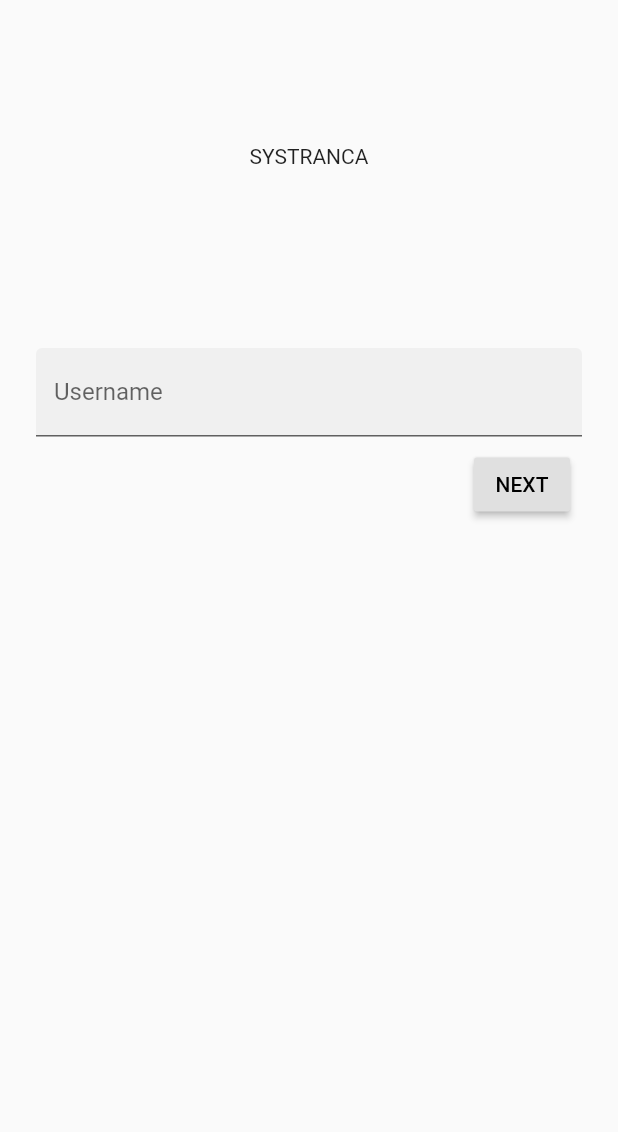
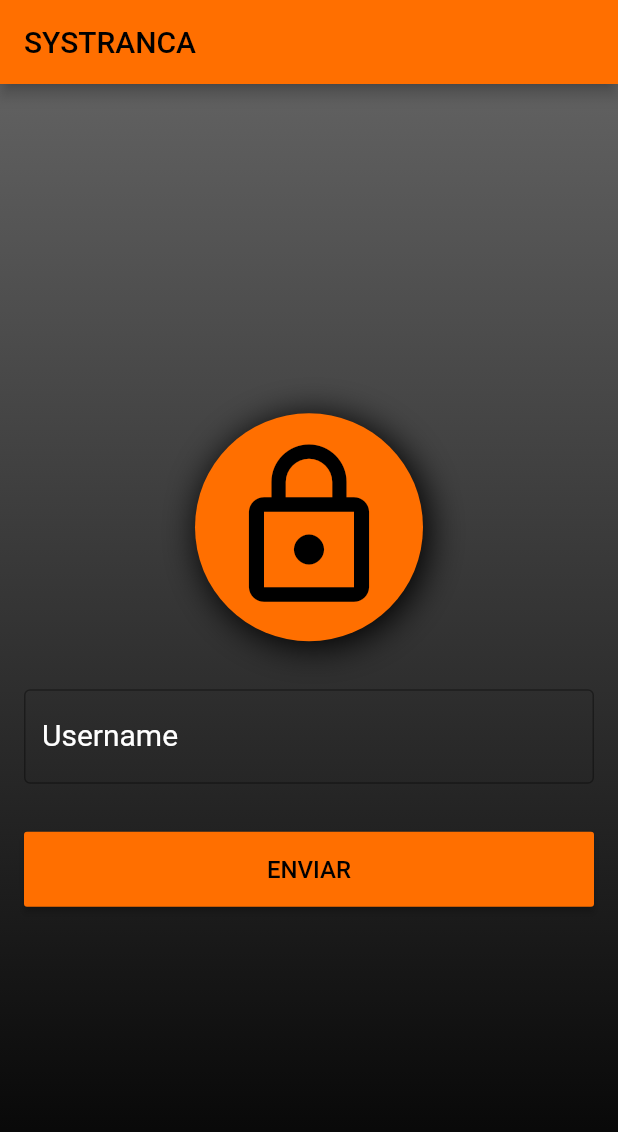
Before and after one commit to esron/systranca_app, a Flutter app: the screen it shows after launch, on a phone screen of 412 x 824 dp. Shown: the top 1132 px of the screen. Run offline on Flutter 3.47's test engine with Material 2 defaults, Android fonts, the light colour scheme and no system bars.

Commit message:
Ajusta pastas, arquivos e layout do login

```diff
--- a/lib/app.dart
+++ /dev/null
@@ -1,29 +0,0 @@
-import 'package:flutter/material.dart';
-
-import 'home.dart';
-import 'login.dart';
-
-class ShrineApp extends StatelessWidget {
-
-  @override
-  Widget build(BuildContext context) {
-    return MaterialApp(
-      title: 'Shrine',
-      home: HomePage(),
-      initialRoute: '/login',
-      onGenerateRoute: _getRoute,
-    );
-  }
-
-  Route<dynamic> _getRoute(RouteSettings settings) {
-    if (settings.name != '/login') {
-      return null;
-    }
-
-    return MaterialPageRoute<void>(
-      settings: settings,
-      builder: (BuildContext context) => LoginPage(),
-      fullscreenDialog: true,
-    );
-  }
-}
--- /dev/null
+++ b/lib/helpers/validators.dart
@@ -0,0 +1,6 @@
+String validateUsername(String username) {
+  if (username.isEmpty) {
+    return 'Insira um username';
+  }
+  return null;
+}
--- a/lib/home.dart
+++ /dev/null
@@ -1,15 +0,0 @@
-import 'package:flutter/material.dart';
-
-class HomePage extends StatelessWidget {
-  @override
-  Widget build(BuildContext context) {
-    return Scaffold(
-      appBar: AppBar(
-        title: Text('SysTranca'),
-      ),
-      body: Center(
-        child: Text('You did it!'),
-      ),
-    );
-  }
-}
--- a/lib/login.dart
+++ /dev/null
@@ -1,48 +0,0 @@
-import 'package:flutter/material.dart';
-
-class LoginPage extends StatefulWidget {
-  @override
-  _LoginPageState createState() => _LoginPageState();
-}
-
-class _LoginPageState extends State<LoginPage> {
-  final _usernameController = TextEditingController();
-
-  @override
-  Widget build(BuildContext context) {
-    return Scaffold(
-      body: SafeArea(
-        child: ListView(
-          padding: EdgeInsets.symmetric(horizontal: 24.0),
-          children: <Widget>[
-            SizedBox(height: 80.0),
-            Column(
-              children: <Widget>[
-                SizedBox(height: 16.0),
-                Text('SYSTRANCA'),
-              ],
-            ),
-            SizedBox(height: 120.0),
-            TextField(
-              controller: _usernameController,
-              decoration: InputDecoration(
-                filled: true,
-                labelText: 'Username',
-              ),
-            ),
-            ButtonBar(
-              children: <Widget>[
-                RaisedButton(
-                  child: Text('NEXT'),
-                  onPressed:(){
-                    Navigator.pop(context);
-                  }
-                ),
-              ],
-            )
-          ],
-        ),
-      ),
-    );
-  }
-}
--- a/lib/main.dart
+++ b/lib/main.dart
@@ -1,5 +1,14 @@
 import 'package:flutter/material.dart';
+import 'package:systranca_app/routes.dart';
 
-import 'package:systranca_app/app.dart';
+void main() {
+  String _initialRoute = '/';
 
-void main() => runApp(ShrineApp());
+  runApp(
+    MaterialApp(
+      title: 'Shrine',
+      initialRoute: _initialRoute,
+      routes: routes
+    )
+  );
+}
--- /dev/null
+++ b/lib/routes.dart
@@ -0,0 +1,6 @@
+import 'package:flutter/material.dart';
+import 'package:systranca_app/screens/login.dart';
+
+final routes = {
+  LoginScreen.tag: (BuildContext context) => LoginScreen(),
+};
--- /dev/null
+++ b/lib/screens/login.dart
@@ -0,0 +1,165 @@
+import 'package:flutter/material.dart';
+import 'package:systranca_app/helpers/validators.dart';
+import 'package:systranca_app/themes/login.dart';
+
+class LoginScreen extends StatefulWidget {
+  static String tag = '/';
+  @override
+  _LoginScreenState createState() => _LoginScreenState();
+}
+
+class _LoginScreenState extends State<LoginScreen> {
+  final GlobalKey<FormState> _formKey = GlobalKey<FormState>();
+  final TextEditingController _usernameController = TextEditingController();
+  final FocusNode _usernameFocus = FocusNode();
+
+  bool _isLogging = false;
+  bool _isLocked = true;
+
+  @override
+  void dispose() {
+    _usernameController.dispose();
+    super.dispose();
+  }
+
+  @override
+  Widget build(BuildContext context) {
+    return Scaffold(
+      appBar: AppBar(
+        title: Text(
+          'SYSTRANCA',
+          style: TextStyle(color: Colors.black),
+        ),
+        backgroundColor: Colors.amber[900],
+      ),
+      backgroundColor: Colors.transparent,
+      body: Theme(
+        data: loginTheme,
+        child: Builder(
+          builder: (BuildContext context) => Container(
+                decoration: BoxDecoration(
+                  gradient: LinearGradient(
+                    begin: Alignment.topCenter,
+                    end: Alignment.bottomCenter,
+                    colors: [
+                      Colors.grey[700],
+                      Colors.black,
+                    ],
+                  ),
+                ),
+                child: Center(
+                  child: _isLogging
+                      ? CircularProgressIndicator(
+                          valueColor:
+                              AlwaysStoppedAnimation<Color>(Colors.white),
+                        )
+                      : Form(
+                          key: _formKey,
+                          child: ListView(
+                            shrinkWrap: true,
+                            padding: EdgeInsets.symmetric(
+                                vertical: 32.0, horizontal: 16.0),
+                            children: <Widget>[
+                              Container(
+                                width: 100.0,
+                                decoration: BoxDecoration(
+                                  shape: BoxShape.circle,
+                                  color: Colors.amber[900],
+                                  boxShadow: [
+                                    new BoxShadow(
+                                      color: Colors.black,
+                                      offset: new Offset(3.0, 3.0),
+                                      blurRadius: 20.0,
+                                      spreadRadius: 1.0
+                                    )
+                                  ],
+                                ),
+                                padding: const EdgeInsets.all(16.0),
+                                margin: const EdgeInsets.only(bottom: 32.0),
+                                child: Icon(
+                                  _isLocked
+                                      ? Icons.lock_outline
+                                      : Icons.lock_open,
+                                  size: 120.0,
+                                  color: Colors.black,
+                                ),
+                              ),
+                              TextFormField(
+                                  controller: _usernameController,
+                                  keyboardType: TextInputType.text,
+                                  textInputAction: TextInputAction.done,
+                                  validator: validateUsername,
+                                  focusNode: _usernameFocus,
+                                  decoration: InputDecoration(
+                                    border: OutlineInputBorder(),
+                                    labelText: 'Username',
+                                    // hintText: 'as',
+                                    // hintStyle: TextStyle(
+                                    //   color: Colors.white54,
+                                    // )
+                                  ),
+                                  style: TextStyle(
+                                      fontSize: 20.0, color: Colors.white),
+                                  onFieldSubmitted: (value) async {
+                                    _usernameFocus.unfocus();
+                                    await submitLogin(context);
+                                  }),
+                              Container(
+                                height: 50.0,
+                                margin: const EdgeInsets.only(top: 32.0),
+                                child: RaisedButton(
+                                  onPressed: () async {
+                                    await submitLogin(context);
+                                  },
+                                  color: Colors.amber[900],
+                                  child: Text(
+                                    'ENVIAR',
+                                    style: TextStyle(
+                                      fontSize: 16.0,
+                                      color: Colors.black,
+                                    ),
+                                  ),
+                                ),
+                              ),
+                            ],
+                          ),
+                        ),
+                ),
+              ),
+        ),
+      ),
+    );
+  }
+
+  Widget buildSnackbar(
+      String text, Color bgColor, Color textColor, Duration duration) {
+    return SnackBar(
+      content: Text(
+        text,
+        style: TextStyle(color: textColor, fontSize: 15.0),
+        textAlign: TextAlign.center,
+      ),
+      backgroundColor: bgColor,
+      duration: duration,
+    );
+  }
+
+  Future<void> submitLogin(context) async {
+    if (_formKey.currentState.validate()) {
+      setState(() {
+        _isLocked = false;
+        _isLogging = true;
+      });
+      try {
+        await new Future.delayed(const Duration(seconds: 5));
+        setState(() {
+          _isLocked = true;
+        });
+      } catch (error) {} finally {
+        setState(() {
+          _isLogging = false;
+        });
+      }
+    }
+  }
+}
--- /dev/null
+++ b/lib/themes/login.dart
@@ -0,0 +1,18 @@
+import 'package:flutter/material.dart';
+
+final loginTheme = ThemeData(
+  primaryColor: Colors.white,
+  hintColor: Colors.white,
+  primarySwatch: Colors.blue,
+  dividerColor: Colors.white,
+  scaffoldBackgroundColor: Colors.white,
+  // errorColor: Colors.pink[300],
+  cursorColor: Colors.white,
+  brightness: Brightness.light,
+
+  textTheme: TextTheme(
+    display3: TextStyle(fontSize: 12.0, color: Colors.white70),
+    button: TextStyle(fontSize: 16, color: Colors.white), //Used
+    caption: TextStyle(fontSize: 14, color: Colors.white), //Used
+  ),
+);
```
